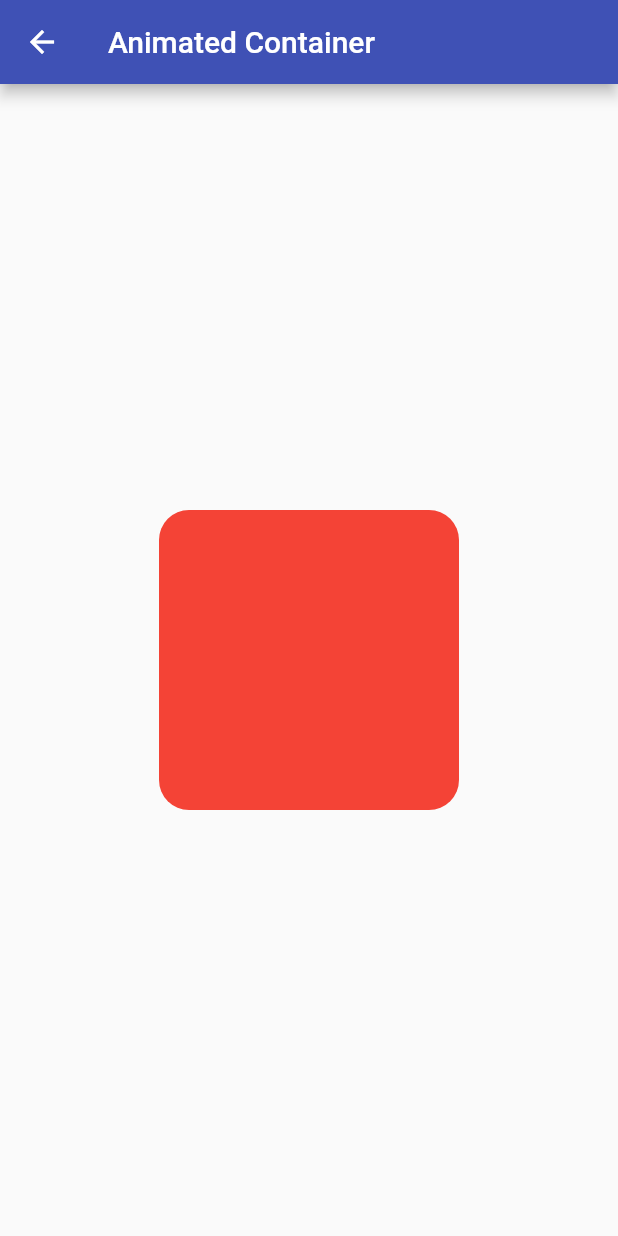
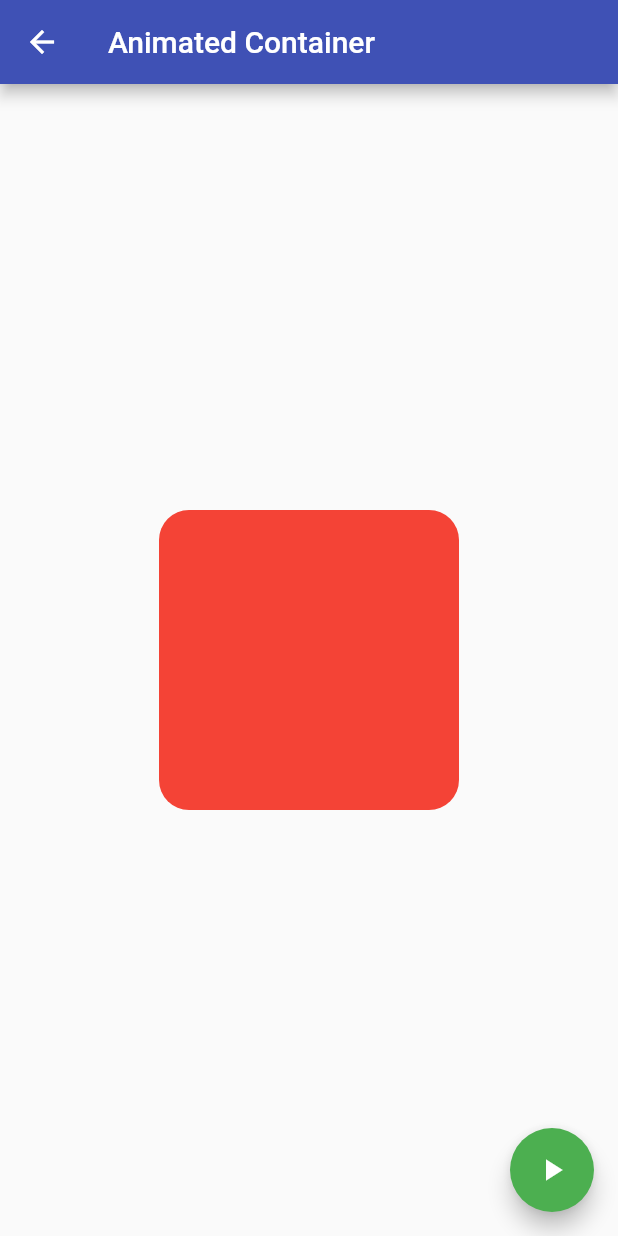
Before and after one commit to mariugo/animations_playground, a Flutter app: the AnimatedContainerScreen screen opened by its route, on a phone screen of 412 x 824 dp. Run offline on Flutter 3.47's test engine with Material 2 defaults, Android fonts, the phone set to English and light mode, and no system bars.

Commit message:
Animated Container done

```diff
--- a/lib/screens/animated_container_screen.dart
+++ b/lib/screens/animated_container_screen.dart
@@ -1,3 +1,5 @@
+import 'dart:math';
+
 import 'package:flutter/material.dart';
 
 class AnimatedContainerScreen extends StatefulWidget {
@@ -13,6 +15,23 @@ class _AnimatedContainerScreenState extends State<AnimatedContainerScreen> {
   double _height = 200;
   Color _color = Colors.red;
   BorderRadiusGeometry _borderRadius = BorderRadius.circular(20);
+  final random = Random();
+
+  void _randomize() {
+    setState(() {
+      _width = random.nextInt(300).toDouble();
+      _height = random.nextInt(300).toDouble();
+
+      _color = Color.fromRGBO(
+        random.nextInt(256),
+        random.nextInt(256),
+        random.nextInt(256),
+        1,
+      );
+
+      _borderRadius = BorderRadius.circular(random.nextInt(100).toDouble());
+    });
+  }
 
   @override
   Widget build(BuildContext context) {
@@ -24,13 +43,20 @@ class _AnimatedContainerScreenState extends State<AnimatedContainerScreen> {
           ),
         ),
         body: Center(
-          child: Container(
+          child: AnimatedContainer(
+            duration: const Duration(
+              seconds: 1,
+            ),
             width: _width,
             height: _height,
             decoration:
                 BoxDecoration(color: _color, borderRadius: _borderRadius),
           ),
         ),
+        floatingActionButton: FloatingActionButton(
+            child: const Icon(Icons.play_arrow),
+            backgroundColor: Colors.green,
+            onPressed: _randomize),
       ),
     );
   }
```
